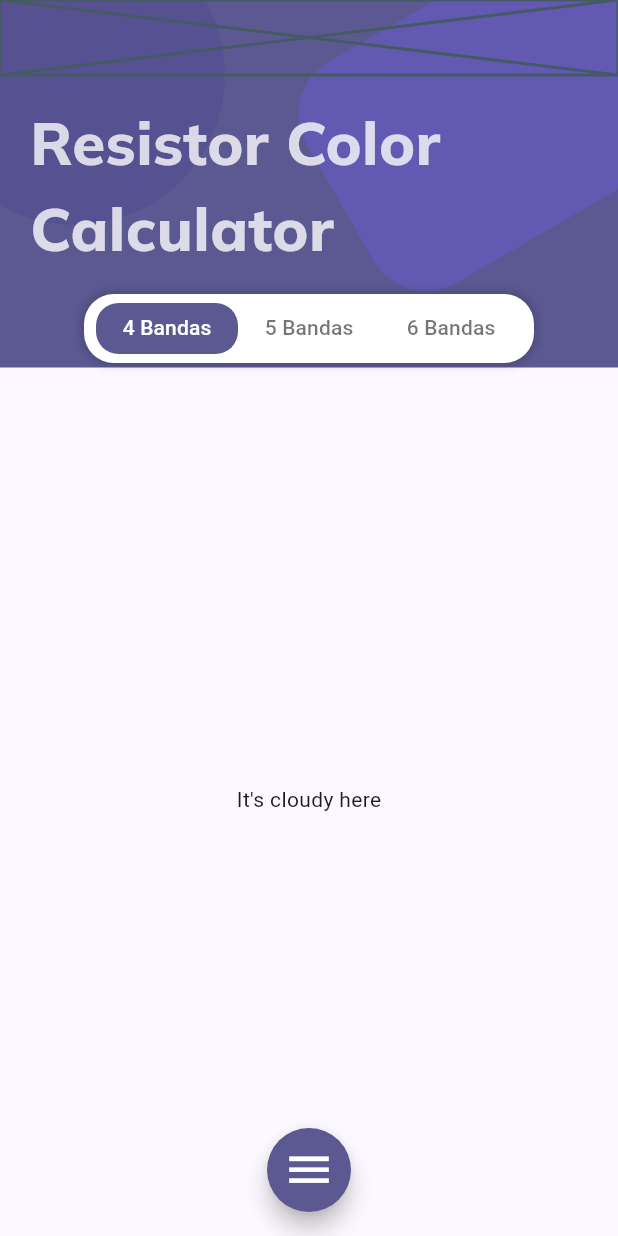
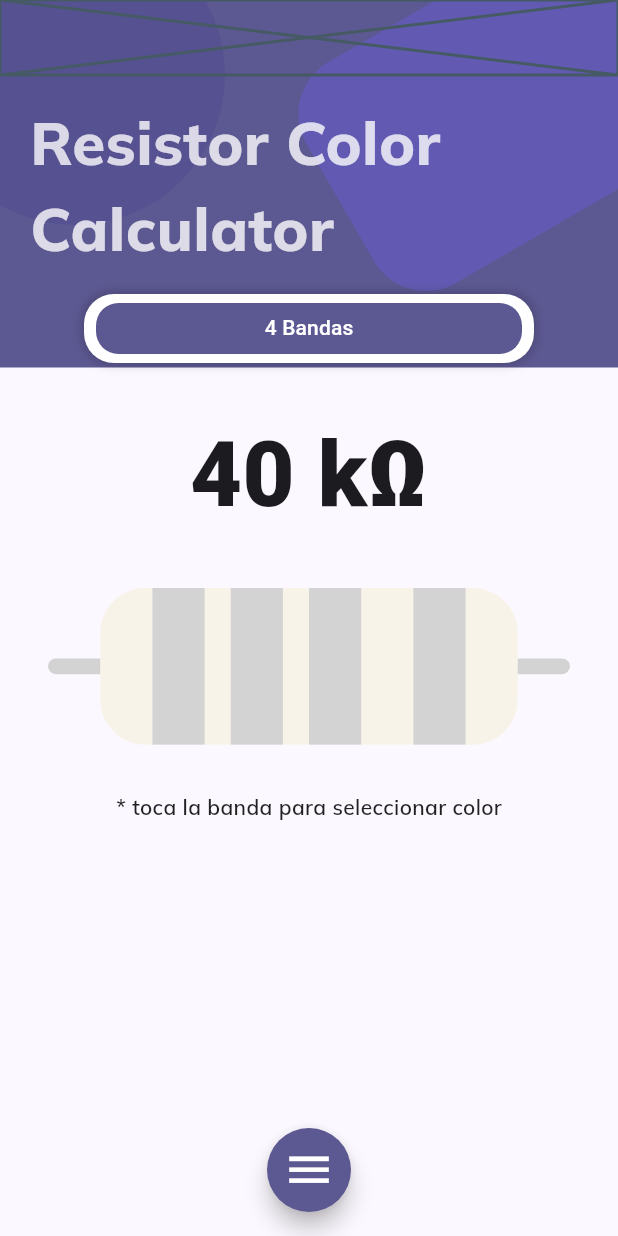
Before and after one commit to mikeonoff09/resistor_app, a Flutter app: the screen it shows after launch, on a phone screen of 412 x 824 dp. Run offline on Flutter 3.47's test engine with Material 2 defaults, Android fonts, the phone set to English and light mode, and no system bars; our stand-ins replace go_router, google_fonts.

Commit message:
4-band resistor widget, UI update, enum band add

```diff
--- /dev/null
+++ b/lib/config/constants/padding.dart
@@ -0,0 +1,20 @@
+//class to put padding size properties
+class AppPadding {
+  /// 0.0
+  static const double none = 0.0;
+
+  /// 4.0
+  static const double small = 4.0;
+
+  /// 8.0
+  static const double medium = 8.0;
+
+  /// 16.0
+  static const double large = 16.0;
+
+  /// 32.0
+  static const double extraLarge = 32.0;
+
+  /// 64.0
+  static const double extraExtraLarge = 64.0;
+}
--- /dev/null
+++ b/lib/domain/entities/band.dart
@@ -0,0 +1,128 @@
+import 'package:flutter/material.dart';
+
+// resistor band significant figures
+enum Band implements Comparable<Band> {
+  black(
+    name: "Negro",
+    color: Colors.black,
+    value: 0,
+    multiplier: 1,
+    tolerance: null,
+    temperatureCoefficient: "250 ppm/K (U)",
+  ),
+  brown(
+    name: "Café",
+    color: Colors.brown,
+    value: 1,
+    multiplier: 10,
+    tolerance: "±1% (F)",
+    temperatureCoefficient: "100 ppm/K (S)",
+  ),
+  red(
+    name: "Rojo",
+    color: Colors.red,
+    value: 2,
+    multiplier: 100,
+    tolerance: "±2% (G)",
+    temperatureCoefficient: "50 ppm/K (R)",
+  ),
+  orange(
+    name: "Naranja",
+    color: Colors.orange,
+    value: 3,
+    multiplier: 1000,
+    tolerance: "±0.05% (W)",
+    temperatureCoefficient: "15 ppm/K",
+  ),
+  yellow(
+    name: "Naranja",
+    color: Colors.yellow,
+    value: 4,
+    multiplier: 10000,
+    tolerance: "±0.02% (P)",
+    temperatureCoefficient: "15 ppm/K (P)",
+  ),
+  green(
+    name: "Naranja",
+    color: Colors.green,
+    value: 5,
+    multiplier: 100000,
+    tolerance: "±0.5% (D)",
+    temperatureCoefficient: "20 ppm/K (Z)",
+  ),
+  blue(
+    name: "Naranja",
+    color: Colors.blue,
+    value: 6,
+    multiplier: 1000000,
+    tolerance: "±0.25% (C)",
+    temperatureCoefficient: "10 ppm/K (Z)",
+  ),
+  violet(
+    name: "Naranja",
+    color: Color(0xff9400d3),
+    value: 7,
+    multiplier: 10000000,
+    tolerance: "±0.1% (B)",
+    temperatureCoefficient: "5 ppm/K (M)",
+  ),
+  gray(
+    name: "Naranja",
+    color: Color(0xff808080),
+    value: 8,
+    multiplier: 100000000,
+    tolerance: "±0.01% (L)",
+    temperatureCoefficient: "1 ppm/K (K)",
+  ),
+  white(
+    name: "Naranja",
+    color: Colors.white,
+    value: 9,
+    multiplier: null,
+    tolerance: null,
+    temperatureCoefficient: null,
+  ),
+  gold(
+    name: "Naranja",
+    color: Color(0xffffd700),
+    value: 9,
+    multiplier: null,
+    tolerance: "±5% (J)",
+    temperatureCoefficient: null,
+  ),
+  silver(
+    name: "Naranja",
+    color: Color(0xffc0c0c0),
+    value: 9,
+    multiplier: null,
+    tolerance: "±10% (K)",
+    temperatureCoefficient: null,
+  ),
+  none(
+    name: "NONE",
+    color: Color(0xff000000),
+    value: null,
+    multiplier: null,
+    tolerance: "±20% (M)",
+    temperatureCoefficient: null,
+  );
+
+  const Band({
+    required this.name,
+    required this.color,
+    required this.value,
+    required this.multiplier,
+    required this.tolerance,
+    required this.temperatureCoefficient,
+  });
+
+  final String name;
+  final Color? color;
+  final int? value;
+  final int? multiplier;
+  final String? tolerance;
+  final String? temperatureCoefficient;
+
+  @override
+  int compareTo(Band other) => value ?? 0;
+}
--- a/lib/domain/entities/resistor.dart
+++ b/lib/domain/entities/resistor.dart
@@ -1,3 +1,19 @@
+import 'package:resistor_app/domain/entities/band.dart';
+
 class Resistor {
+  Band band1;
+  Band band2;
+  Band band3;
+  int multiplier;
+  String tolerance;
+  String temperatureCoefficient;
 
+  Resistor({
+    required this.band1,
+    required this.band2,
+    required this.band3,
+    required this.multiplier,
+    required this.temperatureCoefficient,
+    required this.tolerance,
+  });
 }
--- a/lib/presentation/screens/home_screen.dart
+++ b/lib/presentation/screens/home_screen.dart
@@ -1,7 +1,10 @@
+import 'package:flutter/cupertino.dart';
 import 'package:flutter/material.dart';
 import 'package:google_fonts/google_fonts.dart';
+import 'package:resistor_app/config/constants/padding.dart';
+import 'package:resistor_app/presentation/widgets/background_widget.dart';
+import 'package:resistor_app/presentation/widgets/title_widget.dart';
 import 'package:resistor_app/theme/app_theme.dart';
-import 'dart:math';
 
 class HomeScreen extends StatelessWidget {
   const HomeScreen({super.key});
@@ -19,10 +22,9 @@ class _HomeView extends StatelessWidget {
   @override
   Widget build(BuildContext context) {
     return Scaffold(
-      // backgroundColor: Colors.grey,
       body: const Stack(
         children: [
-          _BackgroundWidget(),
+          BackgroundWidget(),
           _CalculatorWidget(),
         ],
       ),
@@ -33,7 +35,11 @@ class _HomeView extends StatelessWidget {
         shape: RoundedRectangleBorder(
           borderRadius: BorderRadius.circular(30),
         ),
-        child: const Icon(Icons.menu, size: 35,color: Colors.white,),
+        child: const Icon(
+          Icons.menu,
+          size: 35,
+          color: Colors.white,
+        ),
       ),
     );
   }
@@ -45,9 +51,10 @@ class _CalculatorWidget extends StatelessWidget {
   @override
   Widget build(BuildContext context) {
     var padding = MediaQueryData.fromView(View.of(context)).padding;
+    final width = MediaQueryData.fromView(View.of(context)).size.width;
 
     return DefaultTabController(
-      length: 3,
+      length: 1,
       child: Column(
         mainAxisAlignment: MainAxisAlignment.start,
         crossAxisAlignment: CrossAxisAlignment.start,
@@ -57,7 +64,7 @@ class _CalculatorWidget extends StatelessWidget {
             height: 50,
             child: Placeholder(),
           ),
-          const _TitleWidget(),
+          const TitleWidget(),
           Center(
             child: Container(
               width: 300,
@@ -78,7 +85,6 @@ class _CalculatorWidget extends StatelessWidget {
                 indicatorSize: TabBarIndicatorSize.tab,
                 unselectedLabelColor: Colors.black54,
                 padding: const EdgeInsets.symmetric(vertical: 6, horizontal: 2),
-                // isScrollable: true,
                 indicator: BoxDecoration(
                   color: AppTheme().themeData.primaryColor,
                   borderRadius: BorderRadius.circular(15),
@@ -89,28 +95,26 @@ class _CalculatorWidget extends StatelessWidget {
                   Tab(
                     text: "4 Bandas",
                   ),
-                  Tab(
-                    text: "5 Bandas",
-                  ),
-                  Tab(
-                    text: "6 Bandas",
-                  ),
+                  // Tab(
+                  //   text: "5 Bandas",
+                  // ),
+                  // Tab(
+                  //   text: "6 Bandas",
+                  // ),
                 ],
               ),
             ),
           ),
-          const Expanded(
+          Expanded(
             child: TabBarView(
               children: <Widget>[
-                Center(
-                  child: Text("It's cloudy here"),
-                ),
-                Center(
-                  child: Text("It's rainy here"),
-                ),
-                Center(
-                  child: Text("It's sunny here"),
-                ),
+                _FourBandsView(width: width),
+                // const Center(
+                //   child: Text("It's rainy here"),
+                // ),
+                // const Center(
+                //   child: Text("It's sunny here"),
+                // ),
               ],
             ),
           )
@@ -120,61 +124,194 @@ class _CalculatorWidget extends StatelessWidget {
   }
 }
 
-class _TitleWidget extends StatelessWidget {
-  const _TitleWidget();
+class _FourBandsView extends StatelessWidget {
+  const _FourBandsView({
+    super.key,
+    required this.width,
+  });
+
+  final double width;
 
   @override
   Widget build(BuildContext context) {
-    return Padding(
+    return Column(
+      children: [
+        const Padding(
+          padding: EdgeInsets.symmetric(
+            vertical: AppPadding.extraLarge,
+          ),
+          child: Center(
+            child: Text(
+              "40 kΩ",
+              style: TextStyle(
+                fontSize: 60,
+                fontWeight: FontWeight.w800,
+              ),
+            ),
+          ),
+        ),
+        Padding(
           padding: const EdgeInsets.symmetric(
-        horizontal: 20.0,
-        vertical: 16,
+            horizontal: AppPadding.extraLarge,
           ),
+          child: FourBandResistor(
+            width: width - (AppPadding.extraLarge * 2),
+            height: (width - (AppPadding.extraLarge * 2)) * 0.3,
+          ),
+        ),
+        Padding(
+          padding: const EdgeInsets.only(top: AppPadding.extraLarge),
+          child: Center(
             child: Text(
-        "Resistor Color Calculator",
+              "* toca la banda para seleccionar color",
               style: GoogleFonts.mulish(
-            fontSize: 40,
-            fontWeight: FontWeight.w800,
-            color: Colors.white.withAlpha(200)),
+                fontSize: 14,
+                fontWeight: FontWeight.w600,
+                color: Colors.black87,
               ),
+            ),
+          ),
+        ),
+      ],
     );
   }
 }
 
-class _BackgroundWidget extends StatelessWidget {
-  const _BackgroundWidget();
+const List<String> _fruitNames = <String>[
+  'Apple',
+  'Mango',
+  'Banana',
+  'Orange',
+  'Pineapple',
+  'Strawberry',
+];
+
+class FourBandResistor extends StatefulWidget {
+  final double width;
+  final double height;
+  const FourBandResistor({
+    super.key,
+    required this.height,
+    required this.width,
+  });
+
+  @override
+  State<FourBandResistor> createState() => _FourBandResistorState();
+}
+
+class _FourBandResistorState extends State<FourBandResistor> {
+  void _showDialog(Widget child) {
+    showCupertinoModalPopup<void>(
+      context: context,
+      builder: (BuildContext context) => Container(
+        height: 216,
+        padding: const EdgeInsets.only(top: 6.0),
+        // The Bottom margin is provided to align the popup above the system navigation bar.
+        margin: EdgeInsets.only(
+          bottom: MediaQuery.of(context).viewInsets.bottom,
+        ),
+        // Provide a background color for the popup.
+        color: CupertinoColors.systemBackground.resolveFrom(context),
+        // Use a SafeArea widget to avoid system overlaps.
+        child: SafeArea(
+          top: false,
+          child: child,
+        ),
+      ),
+    );
+  }
 
   @override
   Widget build(BuildContext context) {
-    return Container(
-      color: AppTheme().themeData.primaryColor,
-      height: 245,
+    int _selectedFruit = 0;
+    const double _kItemExtent = 32.0;
+    return SizedBox(
+      height: widget.height,
+      width: widget.width,
       child: Stack(
         children: [
-          Positioned(
-            top: -50,
-            left: 200,
-            child: Transform.rotate(
-              angle: 5 * pi / 6,
+          Center(
             child: Container(
+              height: widget.height * 0.10,
+              width: widget.width,
               decoration: BoxDecoration(
-                  borderRadius: BorderRadius.circular(40),
-                  color: const Color.fromARGB(100, 107, 93, 228),
+                borderRadius: BorderRadius.circular(20),
+                color: const Color.fromARGB(255, 211, 211, 211),
               ),
-                width: 400,
-                height: 170,
+            ),
+          ),
+          Center(
+            child: Container(
+              height: widget.height,
+              width: widget.width * 0.8,
+              decoration: BoxDecoration(
+                borderRadius: BorderRadius.circular(30),
+                color: const Color.fromARGB(255, 248, 243, 232),
               ),
             ),
           ),
           Positioned(
-            top: -50,
-            left: -50,
+            left: widget.width * 0.20,
             child: Container(
-              width: 200,
-              height: 200,
+              height: widget.height,
+              width: widget.width * 0.1,
               decoration: const BoxDecoration(
-                color: Color.fromARGB(50, 63, 52, 147),
-                shape: BoxShape.circle,
+                color: Color.fromARGB(255, 211, 211, 211),
+              ),
+              child: InkWell(
+                child: Container(),
+                onTap: () => _showDialog(
+                  CupertinoPicker(
+                    magnification: 1.22,
+                    squeeze: 1.2,
+                    useMagnifier: true,
+                    itemExtent: _kItemExtent,
+                    // This sets the initial item.
+                    scrollController: FixedExtentScrollController(
+                      initialItem: _selectedFruit,
+                    ),
+                    // This is called when selected item is changed.
+                    onSelectedItemChanged: (int selectedItem) {
+                      setState(() {
+                        _selectedFruit = selectedItem;
+                      });
+                    },
+                    children:
+                        List<Widget>.generate(_fruitNames.length, (int index) {
+                      return Center(child: Text(_fruitNames[index]));
+                    }),
+                  ),
+                ),
+              ),
+            ),
+          ),
+          Positioned(
+            left: widget.width * 0.35,
+            child: Container(
+              height: widget.height,
+              width: widget.width * 0.1,
+              decoration: const BoxDecoration(
+                color: Color.fromARGB(255, 211, 211, 211),
+              ),
+            ),
+          ),
+          Positioned(
+            left: widget.width * 0.50,
+            child: Container(
+              height: widget.height,
+              width: widget.width * 0.1,
+              decoration: const BoxDecoration(
+                color: Color.fromARGB(255, 211, 211, 211),
+              ),
+            ),
+          ),
+          Positioned(
+            left: widget.width * 0.70,
+            child: Container(
+              height: widget.height,
+              width: widget.width * 0.1,
+              decoration: const BoxDecoration(
+                color: Color.fromARGB(255, 211, 211, 211),
               ),
             ),
           ),
--- /dev/null
+++ b/lib/presentation/widgets/background_widget.dart
@@ -0,0 +1,47 @@
+import 'dart:math';
+
+import 'package:flutter/material.dart';
+import 'package:resistor_app/theme/app_theme.dart';
+
+class BackgroundWidget extends StatelessWidget {
+  const BackgroundWidget({super.key});
+
+  @override
+  Widget build(BuildContext context) {
+    return Container(
+      color: AppTheme().themeData.primaryColor,
+      height: 245,
+      child: Stack(
+        children: [
+          Positioned(
+            top: -50,
+            left: 200,
+            child: Transform.rotate(
+              angle: 5 * pi / 6,
+              child: Container(
+                decoration: BoxDecoration(
+                  borderRadius: BorderRadius.circular(40),
+                  color: const Color.fromARGB(100, 107, 93, 228),
+                ),
+                width: 400,
+                height: 170,
+              ),
+            ),
+          ),
+          Positioned(
+            top: -50,
+            left: -50,
+            child: Container(
+              width: 200,
+              height: 200,
+              decoration: const BoxDecoration(
+                color: Color.fromARGB(50, 63, 52, 147),
+                shape: BoxShape.circle,
+              ),
+            ),
+          ),
+        ],
+      ),
+    );
+  }
+}
--- /dev/null
+++ b/lib/presentation/widgets/title_widget.dart
@@ -0,0 +1,24 @@
+import 'package:flutter/material.dart';
+import 'package:google_fonts/google_fonts.dart';
+
+class TitleWidget extends StatelessWidget {
+  const TitleWidget({super.key});
+
+  @override
+  Widget build(BuildContext context) {
+    return Padding(
+      padding: const EdgeInsets.symmetric(
+        horizontal: 20.0,
+        vertical: 16,
+      ),
+      child: Text(
+        "Resistor Color Calculator",
+        style: GoogleFonts.mulish(
+          fontSize: 40,
+          fontWeight: FontWeight.w800,
+          color: Colors.white.withAlpha(200),
+        ),
+      ),
+    );
+  }
+}
--- a/pubspec.yaml
+++ b/pubspec.yaml
@@ -9,6 +9,7 @@ environment:
 dependencies:
   flutter:
     sdk: flutter
+  flutter_bloc: ^8.1.3
   go_router: ^11.0.0
   google_fonts: ^6.1.0
 
```
Also changed, not shown: pubspec.lock, 1 other file. Lines whose indentation alone changed are shown as unchanged.
